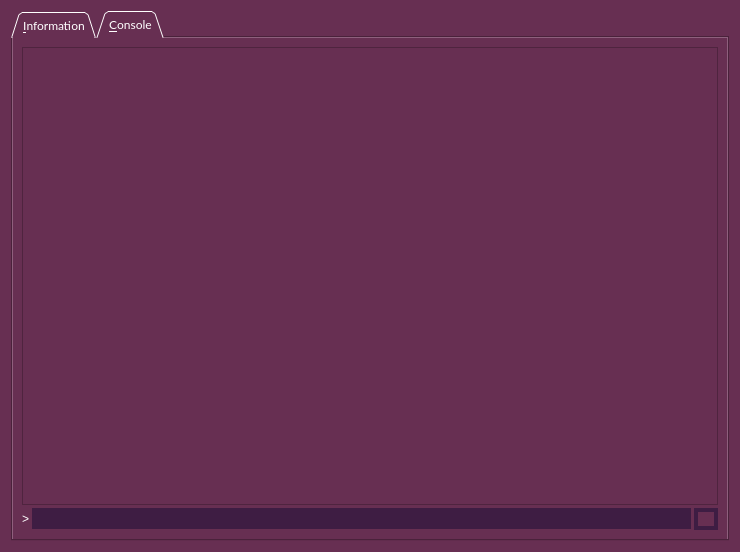
Above: src/qt/forms/rpcconsole.ui from talkcoin/talkcoin-wallet before the change. Below: the same form after it.
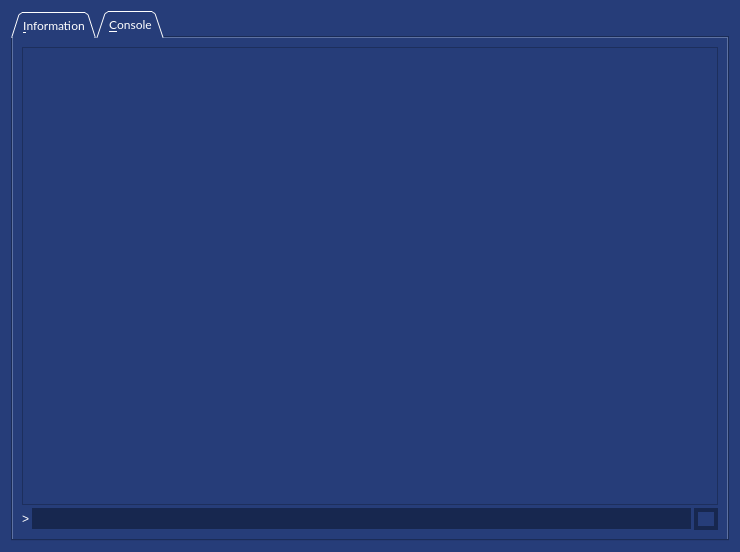
That is the form after the change. The open tabs and pages were chosen to show the change. Icons and pictures are not drawn.

The edit to the form file:
```diff
--- a/src/qt/forms/rpcconsole.ui
+++ b/src/qt/forms/rpcconsole.ui
@@ -20,13 +20,13 @@
    <string>Talkcoin - Debug window</string>
   </property>
   <property name="styleSheet">
-   <string notr="true">background-color: rgb(103,47,82);
+   <string notr="true">background-color: rgb(38, 61, 121);
 
 
 color: rgb(255, 255, 255);
 
 selection-background-color:QLinearGradient(x1: 0.8, y1: 0, x2: 1, y2: 0, 
-stop: 0 rgb(88,0,118), stop: 1 rgb(41,0,100));</string>
+stop: 0 rgb(0, 45, 157), stop: 1 rgb(0, 40, 138));</string>
   </property>
   <layout class="QVBoxLayout" name="verticalLayout_2">
    <item>
@@ -706,7 +706,7 @@
           </size>
          </property>
          <property name="styleSheet">
-          <string notr="true">border-color: rgb(62, 29, 67);</string>
+          <string notr="true">border-color: rgb(23, 39, 79);</string>
          </property>
          <property name="readOnly">
           <bool>true</bool>
@@ -741,7 +741,7 @@
            </property>
            <property name="styleSheet">
             <string notr="true">QLineEdit{
-background-color: rgb(62,29,67);
+background-color: rgb(23, 39, 79);
 }
 
 QToolTip {
@@ -774,7 +774,7 @@
             <string notr="true">QPushButton{
 border: 4px solid;
 border-radius: 13px;
-border-color: rgb(62,29,67);}
+border-color: rgb(23, 39, 79);}
 
 QToolTip {
      color: white;
```
Left out of the diff: 20 changed lines with no effect on the pictures.
